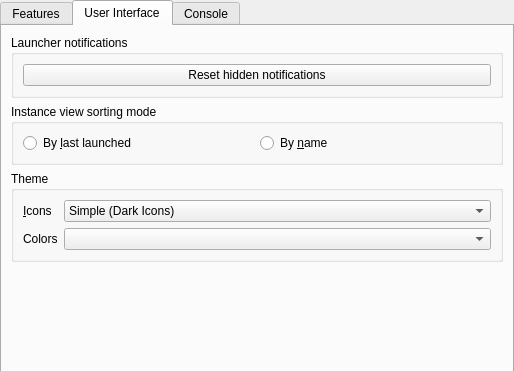
FreesmTeam/FreesmLauncher, file launcher/ui/pages/global/LauncherPage.ui: the form before one commit; both pictures show x 0 to 514 and y 0 to 371 of the 514 by 629 pixel window.
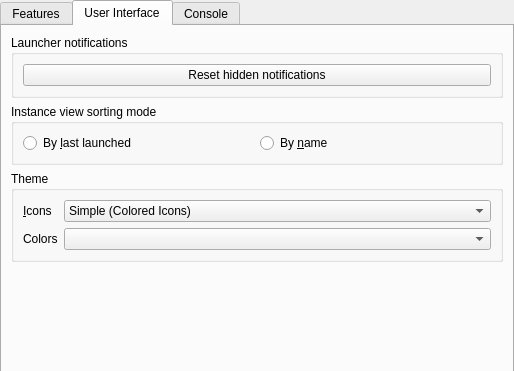
The form after the commit. The open tabs and pages were chosen to show the change.

Commit message:
fix: reorganize icon themes
Rename MultiMC to Legacy
Simple (Colored) is now the first icon theme
Custom is now the last icon theme, which also fixes a loading issue when
Legacy was selected
Fix loading of Legacy theme

Patch:
```diff
--- a/launcher/ui/pages/global/LauncherPage.ui
+++ b/launcher/ui/pages/global/LauncherPage.ui
@@ -264,7 +264,7 @@
             </property>
             <item>
              <property name="text">
-              <string>Simple (Dark Icons)</string>
+              <string>Simple (Colored Icons)</string>
              </property>
             </item>
             <item>
```
Left out of the diff: 22 changed lines with no effect on the pictures. The commit also changes 1 other file.
